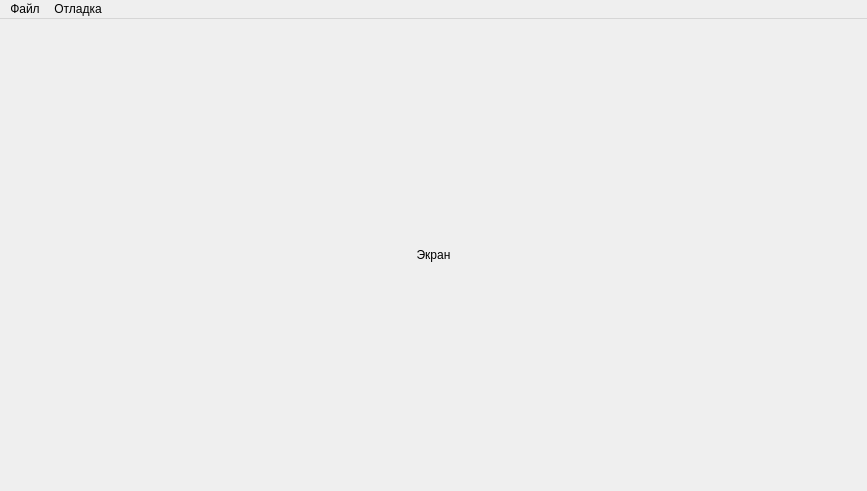
First picture: the form in Lens/src/FMain.ui, repository Zurg-13/cpp, before the edit.
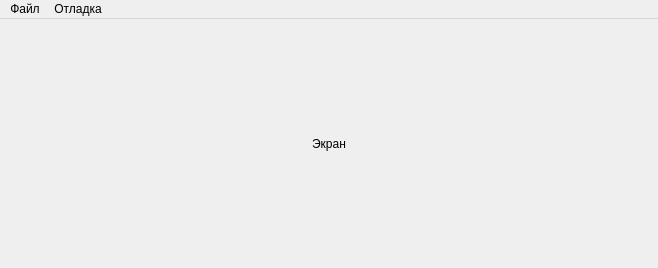
Second picture: the form after the edit.

Patch:
```diff
--- a/Lens/src/FMain.ui
+++ b/Lens/src/FMain.ui
@@ -6,8 +6,8 @@
    <rect>
     <x>0</x>
     <y>0</y>
-    <width>867</width>
-    <height>491</height>
+    <width>658</width>
+    <height>268</height>
    </rect>
   </property>
   <property name="windowTitle">
@@ -32,6 +32,12 @@
     </property>
     <item>
      <widget class="QLabel" name="lbImg">
+      <property name="sizePolicy">
+       <sizepolicy hsizetype="MinimumExpanding" vsizetype="MinimumExpanding">
+        <horstretch>0</horstretch>
+        <verstretch>0</verstretch>
+       </sizepolicy>
+      </property>
       <property name="frameShape">
        <enum>QFrame::NoFrame</enum>
       </property>
@@ -50,7 +56,7 @@
     <rect>
      <x>0</x>
      <y>0</y>
-     <width>867</width>
+     <width>658</width>
      <height>20</height>
     </rect>
    </property>
```
